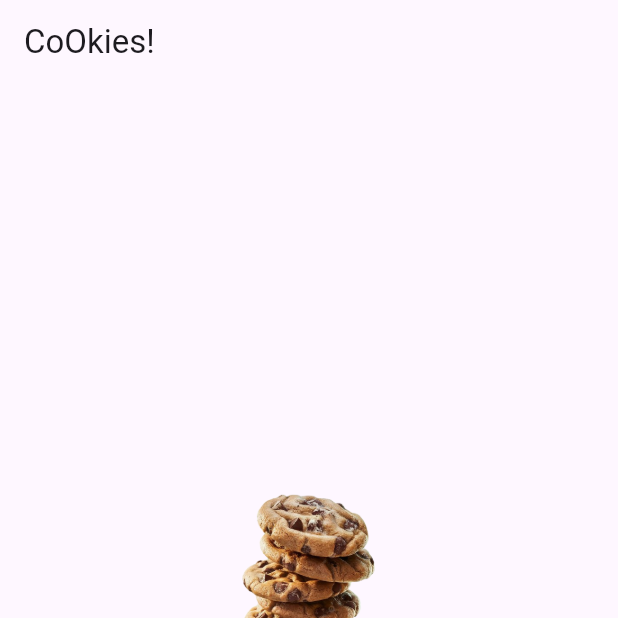
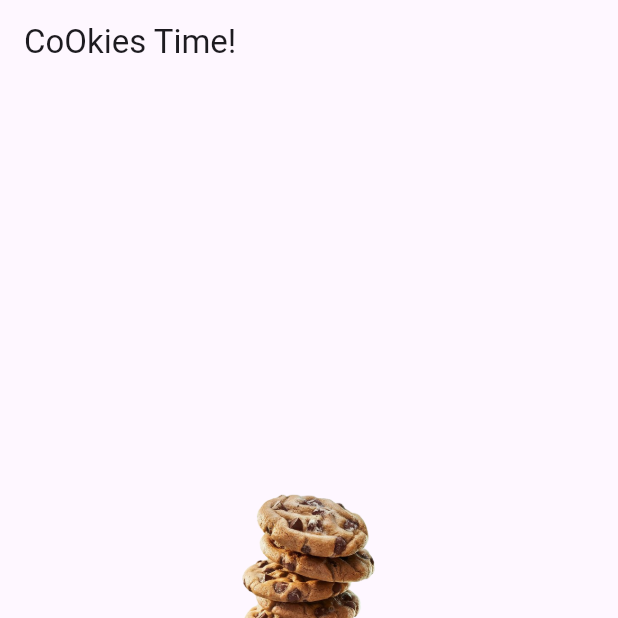
Before and after one commit to alfarinsqi/Prak-Mobilelanjut-2317051012, a Flutter app: the screen it shows after launch, on a phone screen of 412 x 824 dp, the top half of it. Run offline on Flutter 3.47's test engine with Material 3 defaults, Android fonts, the light colour scheme and no system bars.

Commit message:
Pertemuan 3: Basic Widget

```diff
--- a/lib/basic_widget.dart
+++ b/lib/basic_widget.dart
@@ -6,7 +6,7 @@ class BasicWidget extends StatelessWidget {
   @override
   Widget build(BuildContext context) {
     return Scaffold(
-      appBar: AppBar(title: const Text('CoOkies!')),
+      appBar: AppBar(title: const Text('CoOkies Time!')),
       body: Center(
         child: Column(
           mainAxisAlignment: MainAxisAlignment.center,
```
